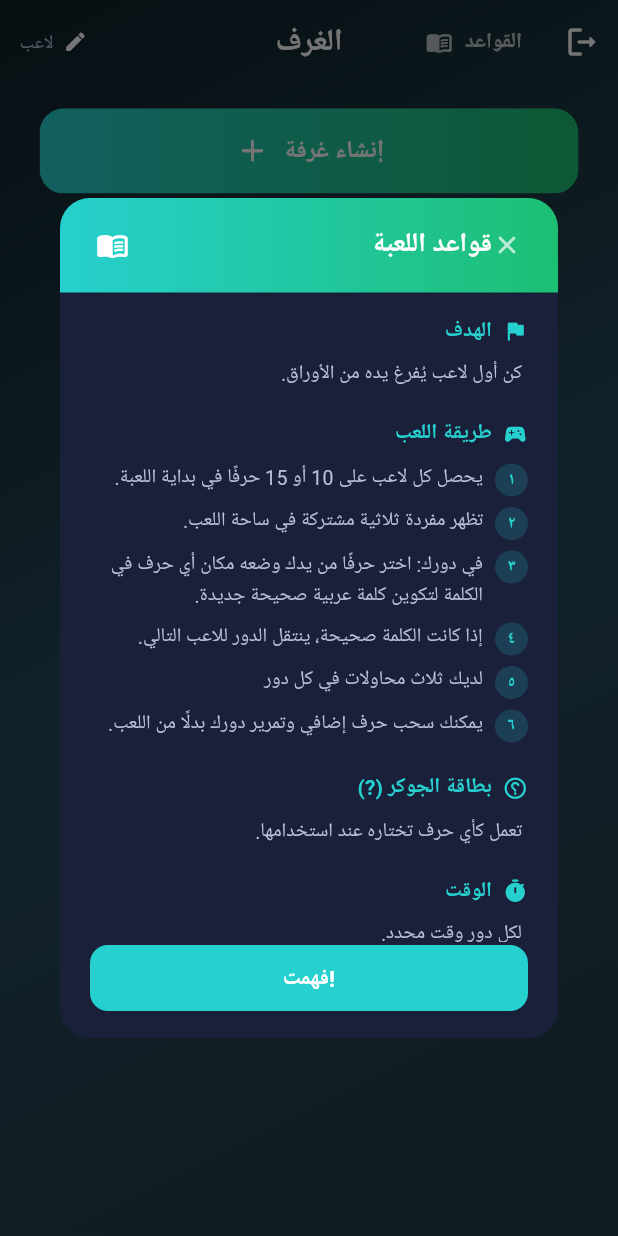
After one commit to MohammadMao/thalath, a Flutter app: the LobbyScreen screen opened by its route, after a tap on "القواعد", on a phone screen of 412 x 824 dp. The commit adds this screen. Run offline on Flutter 3.47's test engine with Material 3 defaults, Android fonts, the phone set to English and light mode, and no system bars; our stand-ins replace audioplayers, cloud_firestore, firebase_auth, firebase_core, flutter_screenutil, get; accounts and stored records are empty; generated files the repository leaves out were written again; project files that could hold a hidden picture were left out.

Commit message:
Added game rules

```diff
--- a/lib/features/home/ui/home_screen.dart
+++ b/lib/features/home/ui/home_screen.dart
@@ -41,8 +41,8 @@ class HomePage extends StatelessWidget {
                 // Feature cards
                 const FeatureCard(
                   icon: Icons.people_rounded,
-                  title: '2-4 لاعبين',
-                  description: 'لعب جماعي',
+                  title: 'لعب جماعي',
+                  // description: '2-4 لاعبين',
                 ),
 
                 SizedBox(height: 12.h),
@@ -50,7 +50,7 @@ class HomePage extends StatelessWidget {
                 const FeatureCard(
                   icon: Icons.timer_rounded,
                   title: 'جولات سريعة',
-                  description: 'الدور 10 ثواني فقط',
+                  // description: 'الدور 10 ثواني فقط',
                 ),
 
                 SizedBox(height: 12.h),
@@ -58,7 +58,7 @@ class HomePage extends StatelessWidget {
                 const FeatureCard(
                   icon: Icons.chat_bubble_rounded,
                   title: 'غرف دردشة',
-                  description: 'العب ودردش',
+                  // description: 'العب ودردش',
                 ),
 
                   SizedBox(height: 40.h),
--- a/lib/features/home/ui/widgets/feature_card.dart
+++ b/lib/features/home/ui/widgets/feature_card.dart
@@ -5,13 +5,13 @@ import '../../../../core/theming/app_theme.dart';
 class FeatureCard extends StatelessWidget {
   final IconData icon;
   final String title;
-  final String description;
+  final String? description;
 
   const FeatureCard({
     super.key,
     required this.icon,
     required this.title,
-    required this.description,
+    this.description,
   });
 
   @override
@@ -59,8 +59,9 @@ class FeatureCard extends StatelessWidget {
                   textDirection: TextDirection.rtl,
                 ),
                 SizedBox(height: 4.h),
+                if (description != null)
                 Text(
-                  description,
+                  description!,
                   style: Theme.of(context).textTheme.bodySmall,
                   textDirection: TextDirection.rtl,
                 ),
--- a/lib/features/lobby/ui/lobby_screen.dart
+++ b/lib/features/lobby/ui/lobby_screen.dart
@@ -11,6 +11,7 @@ import 'widgets/room_card.dart';
 import 'widgets/create_room_button.dart';
 import 'widgets/user_name_edit.dart';
 import 'dialogs/create_room_dialog.dart';
+import 'widgets/rules_dialog.dart';
 
 class LobbyScreen extends StatefulWidget {
   const LobbyScreen({super.key});
@@ -37,6 +38,12 @@ class _LobbyScreenState extends State<LobbyScreen> {
         leadingWidth: 100,
         leading: const UserNameEdit(),
         actions: [
+          TextButton.icon(
+            icon: const Icon(Icons.menu_book_rounded, size: 18),
+            label: const Text('القواعد'),
+            onPressed: () => showRulesDialog(context),
+            style: TextButton.styleFrom(foregroundColor: Colors.white70),
+          ),
           IconButton(
             icon: const Icon(Icons.logout_rounded),
             onPressed: () async {
--- /dev/null
+++ b/lib/features/lobby/ui/widgets/rules_dialog.dart
@@ -0,0 +1,263 @@
+import 'package:flutter/material.dart';
+import '../../../../core/theming/app_theme.dart';
+
+void showRulesDialog(BuildContext context) {
+  showDialog<void>(
+    context: context,
+    builder: (context) => const _RulesDialog(),
+  );
+}
+
+class _RulesDialog extends StatelessWidget {
+  const _RulesDialog();
+
+  @override
+  Widget build(BuildContext context) {
+    return Dialog(
+      backgroundColor: AppTheme.darkSurface,
+      shape: RoundedRectangleBorder(borderRadius: BorderRadius.circular(20)),
+      child: ConstrainedBox(
+        constraints: const BoxConstraints(maxWidth: 480, maxHeight: 560),
+        child: Column(
+          mainAxisSize: MainAxisSize.min,
+          children: [
+            // Header
+            Container(
+              width: double.infinity,
+              padding: const EdgeInsets.symmetric(vertical: 18, horizontal: 24),
+              decoration: const BoxDecoration(
+                gradient: LinearGradient(
+                  colors: [AppTheme.primaryTeal, AppTheme.primaryGreen],
+                  begin: Alignment.centerLeft,
+                  end: Alignment.centerRight,
+                ),
+                borderRadius: BorderRadius.only(
+                  topLeft: Radius.circular(20),
+                  topRight: Radius.circular(20),
+                ),
+              ),
+              child: Row(
+                children: [
+                  const Icon(Icons.menu_book_rounded, color: Colors.white, size: 22),
+                  const SizedBox(width: 10),
+                  const Expanded(
+                    child: Text(
+                      'قواعد اللعبة',
+                      style: TextStyle(
+                        color: Colors.white,
+                        fontSize: 18,
+                        fontWeight: FontWeight.bold,
+                      ),
+                      textAlign: TextAlign.right,
+                    ),
+                  ),
+                  GestureDetector(
+                    onTap: () => Navigator.of(context).pop(),
+                    child: const Icon(Icons.close_rounded, color: Colors.white70, size: 20),
+                  ),
+                ],
+              ),
+            ),
+
+            // Scrollable rules content
+            Flexible(
+              child: Directionality(
+                textDirection: TextDirection.rtl,
+                child: SingleChildScrollView(
+                  padding: const EdgeInsets.symmetric(horizontal: 20, vertical: 16),
+                  child: Column(
+                    crossAxisAlignment: CrossAxisAlignment.start,
+                    children: const [
+                      _SectionTitle(icon: Icons.flag_rounded, text: 'الهدف'),
+                      _RuleText(
+                        'كن أول لاعب يُفرغ يده من الأوراق.',
+                      ),
+
+                      SizedBox(height: 14),
+                      _SectionTitle(icon: Icons.sports_esports_rounded, text: 'طريقة اللعب'),
+                      _NumberedRule(number: '١', text: 'يحصل كل لاعب على 10 أو 15 حرفًا في بداية اللعبة.'),
+                      _NumberedRule(number: '٢', text: 'تظهر مفردة ثلاثية مشتركة في ساحة اللعب.'),
+                      _NumberedRule(number: '٣', text: 'في دورك: اختر حرفًا من يدك وضعه مكان أي حرف في الكلمة لتكوين كلمة عربية صحيحة جديدة.'),
+                      _NumberedRule(number: '٤', text: 'إذا كانت الكلمة صحيحة، ينتقل الدور للاعب التالي.'),
+                      _NumberedRule(number: '٥', text: 'لديك ثلاث محاولات في كل دور'),
+                      _NumberedRule(number: '٦', text: 'يمكنك سحب حرف إضافي وتمرير دورك بدلًا من اللعب.'),
+
+                      SizedBox(height: 14),
+                      _SectionTitle(icon: Icons.help_outline_rounded, text: 'بطاقة الجوكر (?)'),
+                      _RuleText('تعمل كأي حرف تختاره عند استخدامها.'),
+
+                      SizedBox(height: 14),
+                      _SectionTitle(icon: Icons.timer_rounded, text: 'الوقت'),
+                      _RuleText('لكل دور وقت محدد.'),
+                      _RuleText('إذا انتهى وقتك 5 مرات متتالية دون لعب، تُستبعد من اللعبة.'),
+
+                      SizedBox(height: 14),
+                      _SectionTitle(icon: Icons.warning_amber_rounded, text: 'الخروج من اللعبة'),
+                      _RuleText('إذا تجاوزت الحد الأقصى للأوراق (22 ورقة)، تخسر وتخرج من اللعبة.'),
+
+                      SizedBox(height: 14),
+                      _SectionTitle(icon: Icons.emoji_events_rounded, text: 'الفوز'),
+                      _BulletRule(text: 'أول لاعب يُفرغ يده من الأوراق كليًا يفوز فورًا.'),
+                      _BulletRule(text: 'إذا استمرت العبة لوقت طويل، يفوز اللاعب الذي يملك أقل عدد من الأوراق.'),
+
+                      SizedBox(height: 8),
+                    ],
+                  ),
+                ),
+              ),
+            ),
+
+            // Bottom close button
+            Padding(
+              padding: const EdgeInsets.fromLTRB(20, 0, 20, 16),
+              child: SizedBox(
+                width: double.infinity,
+                child: ElevatedButton(
+                  onPressed: () => Navigator.of(context).pop(),
+                  style: ElevatedButton.styleFrom(
+                    backgroundColor: AppTheme.primaryTeal,
+                    foregroundColor: Colors.white,
+                    shape: RoundedRectangleBorder(borderRadius: BorderRadius.circular(12)),
+                    padding: const EdgeInsets.symmetric(vertical: 12),
+                  ),
+                  child: const Text('فهمت!', style: TextStyle(fontSize: 15, fontWeight: FontWeight.w600)),
+                ),
+              ),
+            ),
+          ],
+        ),
+      ),
+    );
+  }
+}
+
+// ── Helper widgets ──────────────────────────────────────────────────────────
+
+class _SectionTitle extends StatelessWidget {
+  const _SectionTitle({required this.icon, required this.text});
+
+  final IconData icon;
+  final String text;
+
+  @override
+  Widget build(BuildContext context) {
+    return Padding(
+      padding: const EdgeInsets.only(bottom: 8),
+      child: Row(
+        children: [
+          Icon(icon, size: 17, color: AppTheme.primaryTeal),
+          const SizedBox(width: 7),
+          Text(
+            text,
+            style: const TextStyle(
+              color: AppTheme.primaryTeal,
+              fontSize: 14,
+              fontWeight: FontWeight.w700,
+            ),
+          ),
+        ],
+      ),
+    );
+  }
+}
+
+class _RuleText extends StatelessWidget {
+  const _RuleText(this.text);
+
+  final String text;
+
+  @override
+  Widget build(BuildContext context) {
+    return Padding(
+      padding: const EdgeInsets.only(bottom: 5, right: 4),
+      child: Text(
+        text,
+        style: const TextStyle(
+          color: AppTheme.textSecondary,
+          fontSize: 13,
+          height: 1.6,
+        ),
+      ),
+    );
+  }
+}
+
+class _NumberedRule extends StatelessWidget {
+  const _NumberedRule({required this.number, required this.text});
+
+  final String number;
+  final String text;
+
+  @override
+  Widget build(BuildContext context) {
+    return Padding(
+      padding: const EdgeInsets.only(bottom: 6),
+      child: Row(
+        crossAxisAlignment: CrossAxisAlignment.start,
+        children: [
+          Container(
+            width: 22,
+            height: 22,
+            margin: const EdgeInsets.only(left: 8, top: 1),
+            decoration: BoxDecoration(
+              color: AppTheme.primaryTeal.withValues(alpha: 0.18),
+              shape: BoxShape.circle,
+            ),
+            child: Center(
+              child: Text(
+                number,
+                style: const TextStyle(
+                  color: AppTheme.primaryTeal,
+                  fontSize: 11,
+                  fontWeight: FontWeight.bold,
+                ),
+              ),
+            ),
+          ),
+          Expanded(
+            child: Text(
+              text,
+              style: const TextStyle(
+                color: AppTheme.textSecondary,
+                fontSize: 13,
+                height: 1.6,
+              ),
+            ),
+          ),
+        ],
+      ),
+    );
+  }
+}
+
+class _BulletRule extends StatelessWidget {
+  const _BulletRule({required this.text});
+
+  final String text;
+
+  @override
+  Widget build(BuildContext context) {
+    return Padding(
+      padding: const EdgeInsets.only(bottom: 5),
+      child: Row(
+        crossAxisAlignment: CrossAxisAlignment.start,
+        children: [
+          const Padding(
+            padding: EdgeInsets.only(top: 7, left: 8),
+            child: Icon(Icons.circle, size: 6, color: AppTheme.primaryGreen),
+          ),
+          Expanded(
+            child: Text(
+              text,
+              style: const TextStyle(
+                color: AppTheme.textSecondary,
+                fontSize: 13,
+                height: 1.6,
+              ),
+            ),
+          ),
+        ],
+      ),
+    );
+  }
+}
```
Also changed, not shown: firebase.json, 1 other file.
